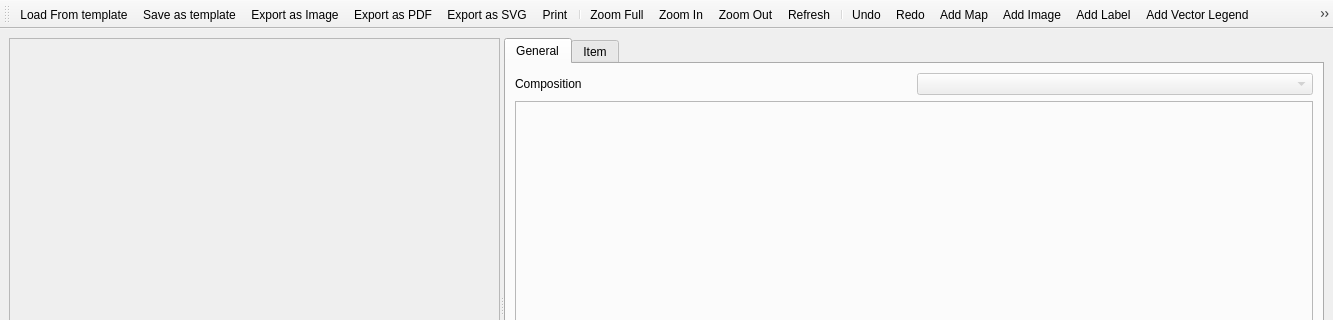
This is src/ui/qgscomposerbase.ui in qgis/QGIS as Qt 5 draws it before an edit; both pictures show x 0 to 1333 and y 0 to 320 of the 1333 by 609 pixel window. The edited form follows.
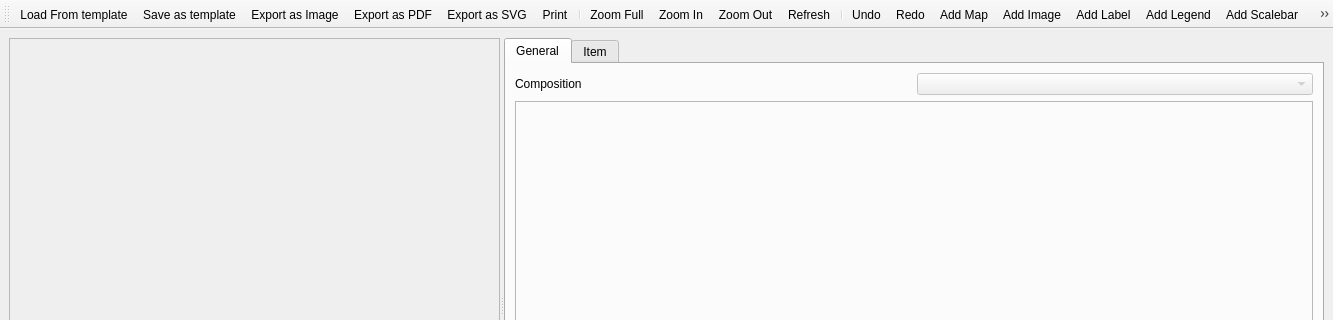
This is the edited form. Icons and pictures are not drawn.

Commit message: Change tool tip for composer legend. Fixes #4980

What changed in the file:
```diff
--- a/src/ui/qgscomposerbase.ui
+++ b/src/ui/qgscomposerbase.ui
@@ -246,7 +246,7 @@
      <normaloff>../themes/default/mActionAddLegend.png</normaloff>../themes/default/mActionAddLegend.png</iconset>
    </property>
    <property name="text">
-    <string>Add Vector Legend</string>
+    <string>Add Legend</string>
    </property>
    <property name="toolTip">
     <string>Add new vect legend</string>
```
Left out of the diff: 2 changed lines with no effect on the pictures.
